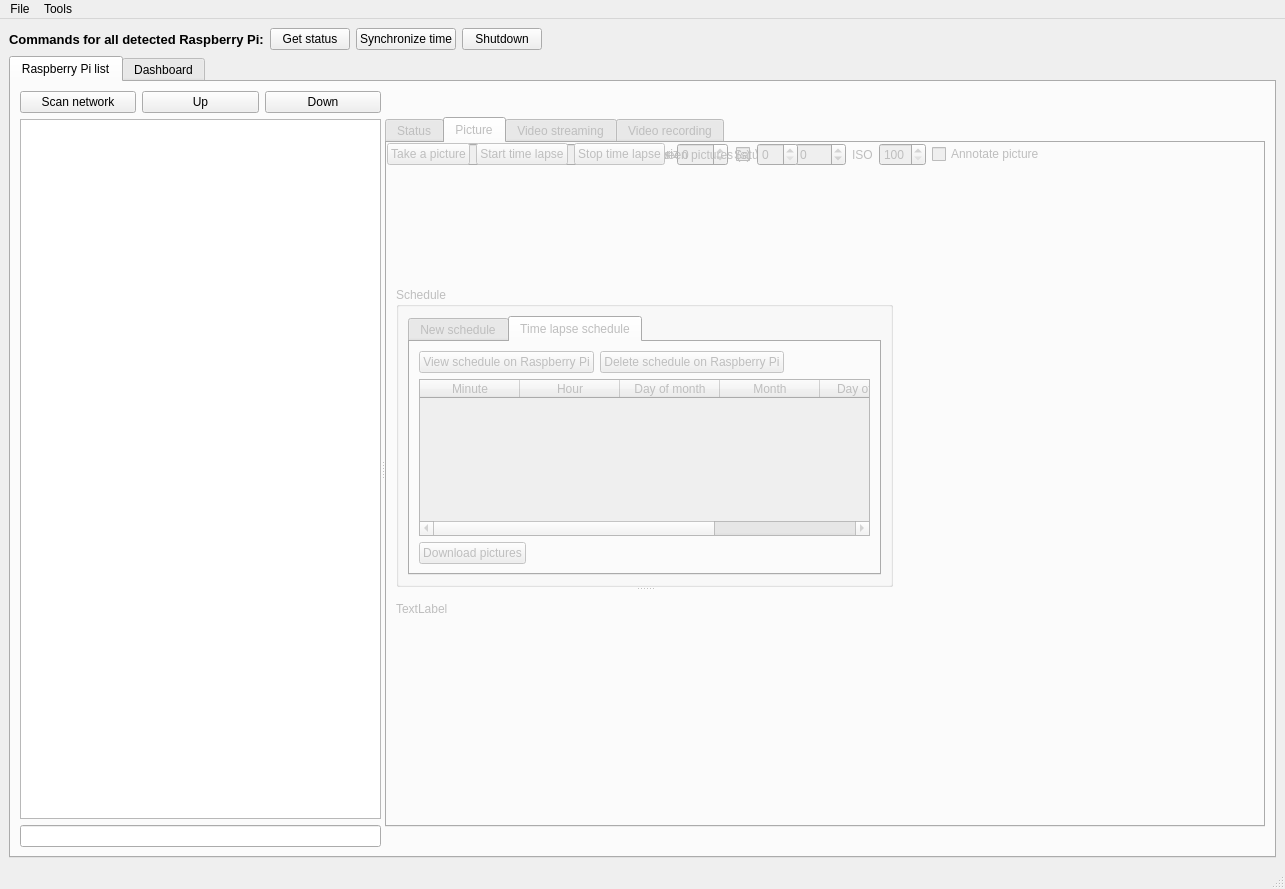
This is src/coordinator/coordinator.ui in olivierfriard/raspberry_video-recording_coordinator as Qt 5 draws it before an edit. The edited form follows.
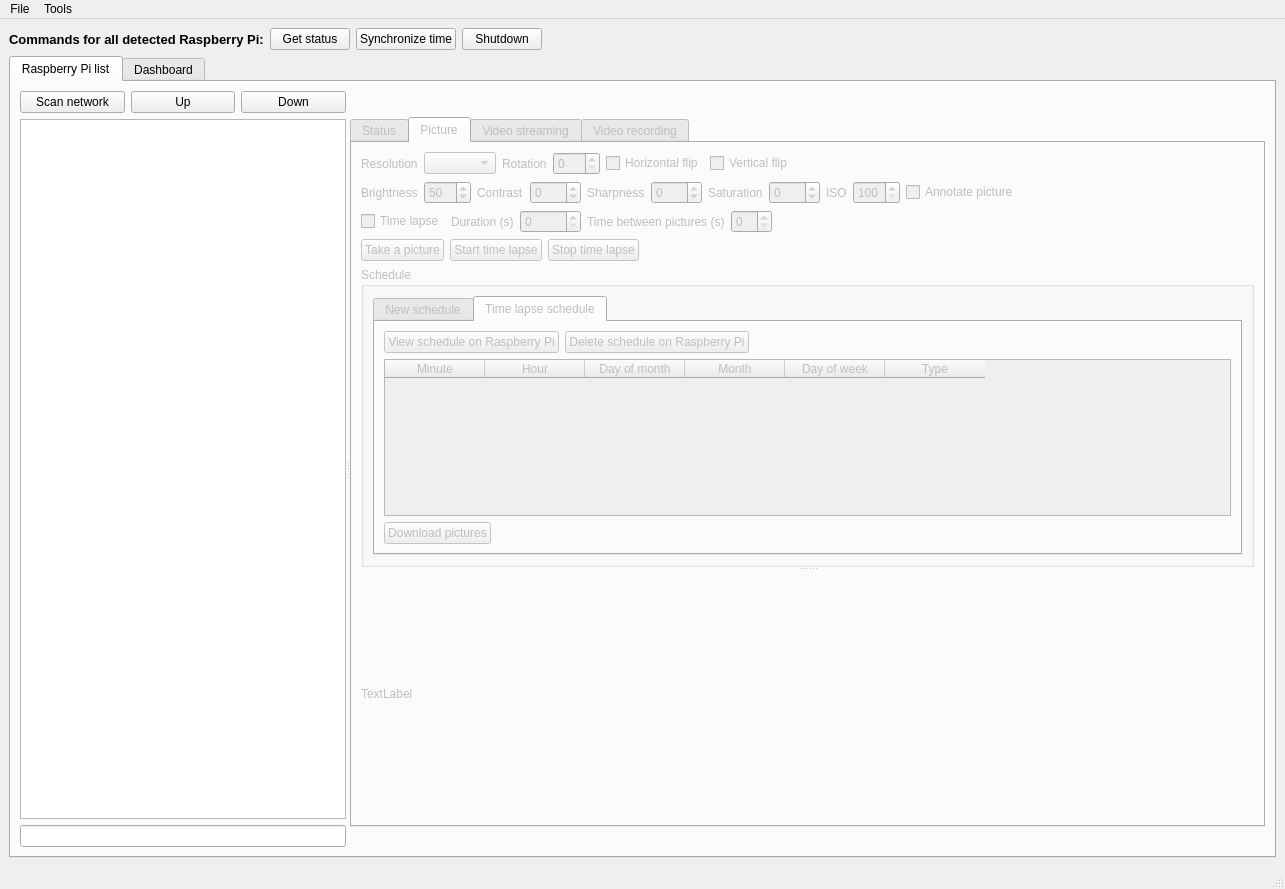
This is the edited form. The open tabs and pages were chosen to show the change.

```diff
--- a/src/coordinator/coordinator.ui
+++ b/src/coordinator/coordinator.ui
@@ -406,304 +406,8 @@
                <attribute name="title">
                 <string>Picture</string>
                </attribute>
-               <widget class="QSplitter" name="picture_splitter">
-                <property name="geometry">
-                 <rect>
-                  <x>9</x>
-                  <y>144</y>
-                  <width>497</width>
-                  <height>339</height>
-                 </rect>
-                </property>
-                <property name="sizePolicy">
-                 <sizepolicy hsizetype="Expanding" vsizetype="Expanding">
-                  <horstretch>0</horstretch>
-                  <verstretch>0</verstretch>
-                 </sizepolicy>
-                </property>
-                <property name="orientation">
-                 <enum>Qt::Vertical</enum>
-                </property>
-                <widget class="QGroupBox" name="picture_schedule_gb">
-                 <property name="maximumSize">
-                  <size>
-                   <width>16777215</width>
-                   <height>300</height>
-                  </size>
-                 </property>
-                 <property name="title">
-                  <string>Schedule</string>
-                 </property>
-                 <layout class="QVBoxLayout" name="verticalLayout_16">
+               <layout class="QVBoxLayout" name="verticalLayout_6">
                   <item>
-                   <widget class="QTabWidget" name="picture_schedule_tw">
-                    <property name="currentIndex">
-                     <number>1</number>
-                    </property>
-                    <widget class="QWidget" name="add_picture_schedule_tab">
-                     <attribute name="title">
-                      <string>New schedule</string>
-                     </attribute>
-                     <layout class="QVBoxLayout" name="verticalLayout_17">
-                      <item>
-                       <layout class="QHBoxLayout" name="horizontalLayout_25">
-                        <item>
-                         <widget class="QLabel" name="label_35">
-                          <property name="text">
-                           <string>Hours</string>
-                          </property>
-                         </widget>
-                        </item>
-                        <item>
-                         <widget class="QLineEdit" name="picture_hours_le">
-                          <property name="frame">
-                           <bool>true</bool>
-                          </property>
-                          <property name="clearButtonEnabled">
-                           <bool>false</bool>
-                          </property>
-                         </widget>
-                        </item>
-                        <item>
-                         <widget class="QLabel" name="label_36">
-                          <property name="text">
-                           <string>Minutes</string>
-                          </property>
-                         </widget>
-                        </item>
-                        <item>
-                         <widget class="QLineEdit" name="picture_minutes_le"/>
-                        </item>
-                        <item>
-                         <spacer name="horizontalSpacer_19">
-                          <property name="orientation">
-                           <enum>Qt::Horizontal</enum>
-                          </property>
-                          <property name="sizeHint" stdset="0">
-                           <size>
-                            <width>40</width>
-                            <height>20</height>
-                           </size>
-                          </property>
-                         </spacer>
-                        </item>
-                       </layout>
-                      </item>
-                      <item>
-                       <layout class="QHBoxLayout" name="horizontalLayout_26">
-                        <item>
-                         <widget class="QLabel" name="label_37">
-                          <property name="text">
-                           <string>Days of week (0-6 or SUN-SAT)</string>
-                          </property>
-                         </widget>
-                        </item>
-                        <item>
-                         <widget class="QLineEdit" name="picture_days_of_week_le"/>
-                        </item>
-                        <item>
-                         <spacer name="horizontalSpacer_20">
-                          <property name="orientation">
-                           <enum>Qt::Horizontal</enum>
-                          </property>
-                          <property name="sizeHint" stdset="0">
-                           <size>
-                            <width>40</width>
-                            <height>20</height>
-                           </size>
-                          </property>
-                         </spacer>
-                        </item>
-                       </layout>
-                      </item>
-                      <item>
-                       <layout class="QHBoxLayout" name="horizontalLayout_27">
-                        <item>
-                         <widget class="QLabel" name="label_38">
-                          <property name="text">
-                           <string>Days of month (1-31)</string>
-                          </property>
-                         </widget>
-                        </item>
-                        <item>
-                         <widget class="QLineEdit" name="picture_days_of_month_le"/>
-                        </item>
-                        <item>
-                         <widget class="QLabel" name="label_39">
-                          <property name="text">
-                           <string>Month(s)</string>
-                          </property>
-                         </widget>
-                        </item>
-                        <item>
-                         <widget class="QLineEdit" name="picture_months_le"/>
-                        </item>
-                        <item>
-                         <spacer name="horizontalSpacer_21">
-                          <property name="orientation">
-                           <enum>Qt::Horizontal</enum>
-                          </property>
-                          <property name="sizeHint" stdset="0">
-                           <size>
-                            <width>40</width>
-                            <height>20</height>
-                           </size>
-                          </property>
-                         </spacer>
-                        </item>
-                       </layout>
-                      </item>
-                      <item>
-                       <widget class="QPushButton" name="configure_picture_pb">
-                        <property name="text">
-                         <string>Add schedule to Raspberry Pi</string>
-                        </property>
-                       </widget>
-                      </item>
-                      <item>
-                       <spacer name="verticalSpacer_3">
-                        <property name="orientation">
-                         <enum>Qt::Vertical</enum>
-                        </property>
-                        <property name="sizeHint" stdset="0">
-                         <size>
-                          <width>20</width>
-                          <height>40</height>
-                         </size>
-                        </property>
-                       </spacer>
-                      </item>
-                     </layout>
-                    </widget>
-                    <widget class="QWidget" name="view_picture_schedule">
-                     <attribute name="title">
-                      <string>Time lapse schedule</string>
-                     </attribute>
-                     <layout class="QVBoxLayout" name="verticalLayout_18">
-                      <item>
-                       <layout class="QVBoxLayout" name="verticalLayout_19">
-                        <item>
-                         <layout class="QHBoxLayout" name="horizontalLayout_28">
-                          <item>
-                           <widget class="QPushButton" name="view_picture_schedule_pb">
-                            <property name="text">
-                             <string>View schedule on Raspberry Pi</string>
-                            </property>
-                           </widget>
-                          </item>
-                          <item>
-                           <widget class="QPushButton" name="delete_picture_schedule_pb">
-                            <property name="text">
-                             <string>Delete schedule on Raspberry Pi</string>
-                            </property>
-                           </widget>
-                          </item>
-                          <item>
-                           <spacer name="horizontalSpacer_22">
-                            <property name="orientation">
-                             <enum>Qt::Horizontal</enum>
-                            </property>
-                            <property name="sizeHint" stdset="0">
-                             <size>
-                              <width>40</width>
-                              <height>20</height>
-                             </size>
-                            </property>
-                           </spacer>
-                          </item>
-                         </layout>
-                        </item>
-                        <item>
-                         <widget class="QTableWidget" name="time_lapse_schedule_table">
-                          <property name="sizePolicy">
-                           <sizepolicy hsizetype="Expanding" vsizetype="Expanding">
-                            <horstretch>0</horstretch>
-                            <verstretch>0</verstretch>
-                           </sizepolicy>
-                          </property>
-                          <property name="maximumSize">
-                           <size>
-                            <width>16777215</width>
-                            <height>16777215</height>
-                           </size>
-                          </property>
-                          <property name="selectionMode">
-                           <enum>QAbstractItemView::SingleSelection</enum>
-                          </property>
-                          <property name="selectionBehavior">
-                           <enum>QAbstractItemView::SelectRows</enum>
-                          </property>
-                          <column>
-                           <property name="text">
-                            <string>Minute</string>
-                           </property>
-                          </column>
-                          <column>
-                           <property name="text">
-                            <string>Hour</string>
-                           </property>
-                          </column>
-                          <column>
-                           <property name="text">
-                            <string>Day of month</string>
-                           </property>
-                          </column>
-                          <column>
-                           <property name="text">
-                            <string>Month</string>
-                           </property>
-                          </column>
-                          <column>
-                           <property name="text">
-                            <string>Day of week</string>
-                           </property>
-                          </column>
-                          <column>
-                           <property name="text">
-                            <string>Type</string>
-                           </property>
-                          </column>
-                         </widget>
-                        </item>
-                       </layout>
-                      </item>
-                      <item>
-                       <layout class="QHBoxLayout" name="horizontalLayout_29">
-                        <item>
-                         <widget class="QPushButton" name="download_pictures_pb">
-                          <property name="text">
-                           <string>Download pictures</string>
-                          </property>
-                         </widget>
-                        </item>
-                        <item>
-                         <spacer name="horizontalSpacer_23">
-                          <property name="orientation">
-                           <enum>Qt::Horizontal</enum>
-                          </property>
-                          <property name="sizeHint" stdset="0">
-                           <size>
-                            <width>40</width>
-                            <height>20</height>
-                           </size>
-                          </property>
-                         </spacer>
-                        </item>
-                       </layout>
-                      </item>
-                     </layout>
-                    </widget>
-                   </widget>
-                  </item>
-                 </layout>
-                </widget>
-                <widget class="QLabel" name="picture_lb">
-                 <property name="text">
-                  <string>TextLabel</string>
-                 </property>
-                </widget>
-               </widget>
-               <widget class="QWidget" name="">
                 <layout class="QHBoxLayout" name="horizontalLayout_2">
                  <item>
                   <widget class="QLabel" name="label_4">
@@ -760,8 +464,8 @@
                   </spacer>
                  </item>
                 </layout>
-               </widget>
-               <widget class="QWidget" name="">
+                </item>
+                <item>
                 <layout class="QHBoxLayout" name="horizontalLayout_13">
                  <item>
                   <widget class="QLabel" name="label_15">
@@ -872,8 +576,8 @@
                   </spacer>
                  </item>
                 </layout>
-               </widget>
-               <widget class="QWidget" name="">
+                </item>
+                <item>
                 <layout class="QHBoxLayout" name="horizontalLayout_14">
                  <item>
                   <widget class="QCheckBox" name="time_lapse_cb">
@@ -920,8 +624,8 @@
                   </spacer>
                  </item>
                 </layout>
-               </widget>
-               <widget class="QWidget" name="">
+                </item>
+                <item>
                 <layout class="QHBoxLayout" name="horizontalLayout_15">
                  <item>
                   <widget class="QPushButton" name="take_picture_pb">
@@ -958,7 +662,299 @@
                   </spacer>
                  </item>
                 </layout>
-               </widget>
+                </item>
+                <item>
+                 <widget class="QSplitter" name="picture_splitter">
+                  <property name="sizePolicy">
+                   <sizepolicy hsizetype="Expanding" vsizetype="Expanding">
+                    <horstretch>0</horstretch>
+                    <verstretch>0</verstretch>
+                   </sizepolicy>
+                  </property>
+                  <property name="orientation">
+                   <enum>Qt::Vertical</enum>
+                  </property>
+                  <widget class="QGroupBox" name="picture_schedule_gb">
+                   <property name="maximumSize">
+                    <size>
+                     <width>16777215</width>
+                     <height>300</height>
+                    </size>
+                   </property>
+                   <property name="title">
+                    <string>Schedule</string>
+                   </property>
+                   <layout class="QVBoxLayout" name="verticalLayout_16">
+                    <item>
+                     <widget class="QTabWidget" name="picture_schedule_tw">
+                      <property name="currentIndex">
+                       <number>1</number>
+                      </property>
+                      <widget class="QWidget" name="add_picture_schedule_tab">
+                       <attribute name="title">
+                        <string>New schedule</string>
+                       </attribute>
+                       <layout class="QVBoxLayout" name="verticalLayout_17">
+                        <item>
+                         <layout class="QHBoxLayout" name="horizontalLayout_25">
+                          <item>
+                           <widget class="QLabel" name="label_35">
+                            <property name="text">
+                             <string>Hours</string>
+                            </property>
+                           </widget>
+                          </item>
+                          <item>
+                           <widget class="QLineEdit" name="picture_hours_le">
+                            <property name="frame">
+                             <bool>true</bool>
+                            </property>
+                            <property name="clearButtonEnabled">
+                             <bool>false</bool>
+                            </property>
+                           </widget>
+                          </item>
+                          <item>
+                           <widget class="QLabel" name="label_36">
+                            <property name="text">
+                             <string>Minutes</string>
+                            </property>
+                           </widget>
+                          </item>
+                          <item>
+                           <widget class="QLineEdit" name="picture_minutes_le"/>
+                          </item>
+                          <item>
+                           <spacer name="horizontalSpacer_19">
+                            <property name="orientation">
+                             <enum>Qt::Horizontal</enum>
+                            </property>
+                            <property name="sizeHint" stdset="0">
+                             <size>
+                              <width>40</width>
+                              <height>20</height>
+                             </size>
+                            </property>
+                           </spacer>
+                          </item>
+                         </layout>
+                        </item>
+                        <item>
+                         <layout class="QHBoxLayout" name="horizontalLayout_26">
+                          <item>
+                           <widget class="QLabel" name="label_37">
+                            <property name="text">
+                             <string>Days of week (0-6 or SUN-SAT)</string>
+                            </property>
+                           </widget>
+                          </item>
+                          <item>
+                           <widget class="QLineEdit" name="picture_days_of_week_le"/>
+                          </item>
+                          <item>
+                           <spacer name="horizontalSpacer_20">
+                            <property name="orientation">
+                             <enum>Qt::Horizontal</enum>
+                            </property>
+                            <property name="sizeHint" stdset="0">
+                             <size>
+                              <width>40</width>
+                              <height>20</height>
+                             </size>
+                            </property>
+                           </spacer>
+                          </item>
+                         </layout>
+                        </item>
+                        <item>
+                         <layout class="QHBoxLayout" name="horizontalLayout_27">
+                          <item>
+                           <widget class="QLabel" name="label_38">
+                            <property name="text">
+                             <string>Days of month (1-31)</string>
+                            </property>
+                           </widget>
+                          </item>
+                          <item>
+                           <widget class="QLineEdit" name="picture_days_of_month_le"/>
+                          </item>
+                          <item>
+                           <widget class="QLabel" name="label_39">
+                            <property name="text">
+                             <string>Month(s)</string>
+                            </property>
+                           </widget>
+                          </item>
+                          <item>
+                           <widget class="QLineEdit" name="picture_months_le"/>
+                          </item>
+                          <item>
+                           <spacer name="horizontalSpacer_21">
+                            <property name="orientation">
+                             <enum>Qt::Horizontal</enum>
+                            </property>
+                            <property name="sizeHint" stdset="0">
+                             <size>
+                              <width>40</width>
+                              <height>20</height>
+                             </size>
+                            </property>
+                           </spacer>
+                          </item>
+                         </layout>
+                        </item>
+                        <item>
+                         <widget class="QPushButton" name="configure_picture_pb">
+                          <property name="text">
+                           <string>Add schedule to Raspberry Pi</string>
+                          </property>
+                         </widget>
+                        </item>
+                        <item>
+                         <spacer name="verticalSpacer_3">
+                          <property name="orientation">
+                           <enum>Qt::Vertical</enum>
+                          </property>
+                          <property name="sizeHint" stdset="0">
+                           <size>
+                            <width>20</width>
+                            <height>40</height>
+                           </size>
+                          </property>
+                         </spacer>
+                        </item>
+                       </layout>
+                      </widget>
+                      <widget class="QWidget" name="view_picture_schedule">
+                       <attribute name="title">
+                        <string>Time lapse schedule</string>
+                       </attribute>
+                       <layout class="QVBoxLayout" name="verticalLayout_18">
+                        <item>
+                         <layout class="QVBoxLayout" name="verticalLayout_19">
+                          <item>
+                           <layout class="QHBoxLayout" name="horizontalLayout_28">
+                            <item>
+                             <widget class="QPushButton" name="view_picture_schedule_pb">
+                              <property name="text">
+                               <string>View schedule on Raspberry Pi</string>
+                              </property>
+                             </widget>
+                            </item>
+                            <item>
+                             <widget class="QPushButton" name="delete_picture_schedule_pb">
+                              <property name="text">
+                               <string>Delete schedule on Raspberry Pi</string>
+                              </property>
+                             </widget>
+                            </item>
+                            <item>
+                             <spacer name="horizontalSpacer_22">
+                              <property name="orientation">
+                               <enum>Qt::Horizontal</enum>
+                              </property>
+                              <property name="sizeHint" stdset="0">
+                               <size>
+                                <width>40</width>
+                                <height>20</height>
+                               </size>
+                              </property>
+                             </spacer>
+                            </item>
+                           </layout>
+                          </item>
+                          <item>
+                           <widget class="QTableWidget" name="time_lapse_schedule_table">
+                            <property name="sizePolicy">
+                             <sizepolicy hsizetype="Expanding" vsizetype="Expanding">
+                              <horstretch>0</horstretch>
+                              <verstretch>0</verstretch>
+                             </sizepolicy>
+                            </property>
+                            <property name="maximumSize">
+                             <size>
+                              <width>16777215</width>
+                              <height>16777215</height>
+                             </size>
+                            </property>
+                            <property name="selectionMode">
+                             <enum>QAbstractItemView::SingleSelection</enum>
+                            </property>
+                            <property name="selectionBehavior">
+                             <enum>QAbstractItemView::SelectRows</enum>
+                            </property>
+                            <column>
+                             <property name="text">
+                              <string>Minute</string>
+                             </property>
+                            </column>
+                            <column>
+                             <property name="text">
+                              <string>Hour</string>
+                             </property>
+                            </column>
+                            <column>
+                             <property name="text">
+                              <string>Day of month</string>
+                             </property>
+                            </column>
+                            <column>
+                             <property name="text">
+                              <string>Month</string>
+                             </property>
+                            </column>
+                            <column>
+                             <property name="text">
+                              <string>Day of week</string>
+                             </property>
+                            </column>
+                            <column>
+                             <property name="text">
+                              <string>Type</string>
+                             </property>
+                            </column>
+                           </widget>
+                          </item>
+                         </layout>
+                        </item>
+                        <item>
+                         <layout class="QHBoxLayout" name="horizontalLayout_29">
+                          <item>
+                           <widget class="QPushButton" name="download_pictures_pb">
+                            <property name="text">
+                             <string>Download pictures</string>
+                            </property>
+                           </widget>
+                          </item>
+                          <item>
+                           <spacer name="horizontalSpacer_23">
+                            <property name="orientation">
+                             <enum>Qt::Horizontal</enum>
+                            </property>
+                            <property name="sizeHint" stdset="0">
+                             <size>
+                              <width>40</width>
+                              <height>20</height>
+                             </size>
+                            </property>
+                           </spacer>
+                          </item>
+                         </layout>
+                        </item>
+                       </layout>
+                      </widget>
+                     </widget>
+                    </item>
+                   </layout>
+                  </widget>
+                  <widget class="QLabel" name="picture_lb">
+                   <property name="text">
+                    <string>TextLabel</string>
+                   </property>
+                  </widget>
+                 </widget>
+                </item>
+               </layout>
               </widget>
               <widget class="QWidget" name="tab">
                <attribute name="title">
```
Left out of the diff: 26 changed lines with no effect on the pictures. Lines whose indentation alone changed are shown as unchanged.
